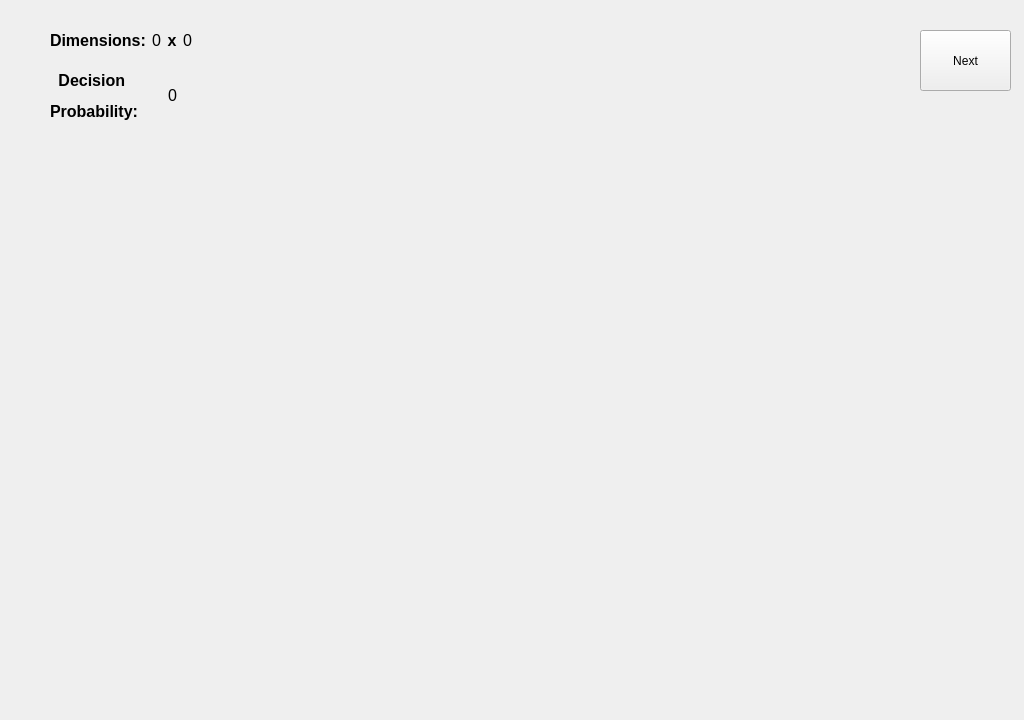
SeedLabTEC/Invasim, file GUI/Invasim-GUI/SimulationWindow.ui: the form before one commit.
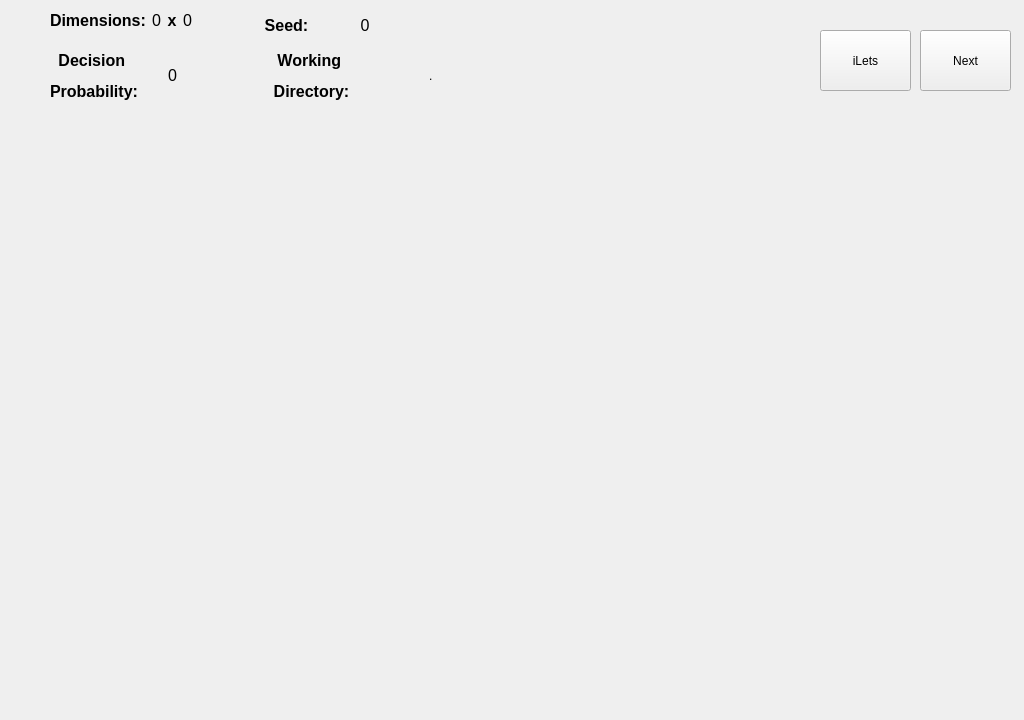
The form after the commit.

```diff
--- a/GUI/Invasim-GUI/SimulationWindow.ui
+++ b/GUI/Invasim-GUI/SimulationWindow.ui
@@ -42,7 +42,7 @@
    <property name="geometry">
     <rect>
      <x>50</x>
-     <y>20</y>
+     <y>0</y>
      <width>142</width>
      <height>41</height>
     </rect>
@@ -82,7 +82,7 @@
    <property name="geometry">
     <rect>
      <x>50</x>
-     <y>70</y>
+     <y>50</y>
      <width>151</width>
      <height>52</height>
     </rect>
@@ -104,6 +104,71 @@
     </item>
    </layout>
   </widget>
+  <widget class="QPushButton" name="pushButton_2">
+   <property name="geometry">
+    <rect>
+     <x>820</x>
+     <y>30</y>
+     <width>91</width>
+     <height>61</height>
+    </rect>
+   </property>
+   <property name="text">
+    <string>iLets</string>
+   </property>
+  </widget>
+  <widget class="QWidget" name="horizontalLayoutWidget_3">
+   <property name="geometry">
+    <rect>
+     <x>250</x>
+     <y>0</y>
+     <width>151</width>
+     <height>52</height>
+    </rect>
+   </property>
+   <layout class="QHBoxLayout" name="seed_container">
+    <item>
+     <widget class="QLabel" name="seed_label">
+      <property name="text">
+       <string>&lt;html&gt;&lt;head/&gt;&lt;body&gt;&lt;p align=&quot;center&quot;&gt;&lt;span style=&quot; font-size:12pt; font-weight:600;&quot;&gt;Seed:&lt;/span&gt;&lt;/p&gt;&lt;/body&gt;&lt;/html&gt;</string>
+      </property>
+     </widget>
+    </item>
+    <item>
+     <widget class="QLabel" name="seed_num_label">
+      <property name="text">
+       <string>&lt;html&gt;&lt;head/&gt;&lt;body&gt;&lt;p align=&quot;center&quot;&gt;&lt;span style=&quot; font-size:12pt;&quot;&gt;0&lt;/span&gt;&lt;/p&gt;&lt;/body&gt;&lt;/html&gt;</string>
+      </property>
+     </widget>
+    </item>
+   </layout>
+  </widget>
+  <widget class="QWidget" name="horizontalLayoutWidget_4">
+   <property name="geometry">
+    <rect>
+     <x>200</x>
+     <y>50</y>
+     <width>451</width>
+     <height>52</height>
+    </rect>
+   </property>
+   <layout class="QHBoxLayout" name="working_dir_container">
+    <item>
+     <widget class="QLabel" name="working_label">
+      <property name="text">
+       <string>&lt;html&gt;&lt;head/&gt;&lt;body&gt;&lt;p align=&quot;center&quot;&gt;&lt;span style=&quot; font-size:12pt; font-weight:600;&quot;&gt;Working &lt;/span&gt;&lt;/p&gt;&lt;p align=&quot;center&quot;&gt;&lt;span style=&quot; font-size:12pt; font-weight:600;&quot;&gt;Directory:&lt;/span&gt;&lt;/p&gt;&lt;/body&gt;&lt;/html&gt;</string>
+      </property>
+     </widget>
+    </item>
+    <item>
+     <widget class="QLabel" name="dir_label">
+      <property name="text">
+       <string>&lt;html&gt;&lt;head/&gt;&lt;body&gt;&lt;p&gt;.&lt;/p&gt;&lt;/body&gt;&lt;/html&gt;</string>
+      </property>
+     </widget>
+    </item>
+   </layout>
+  </widget>
  </widget>
  <resources/>
  <connections/>
```
